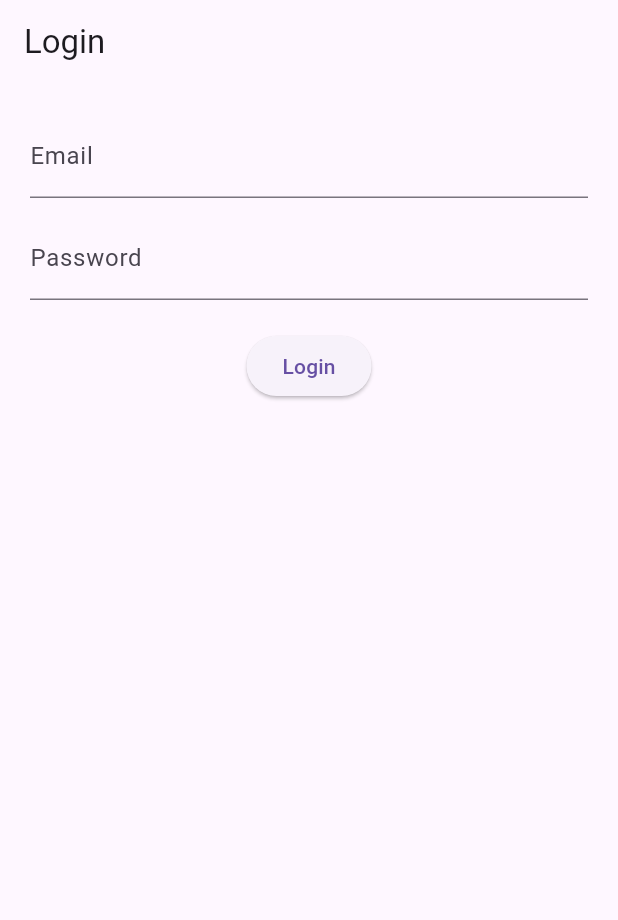
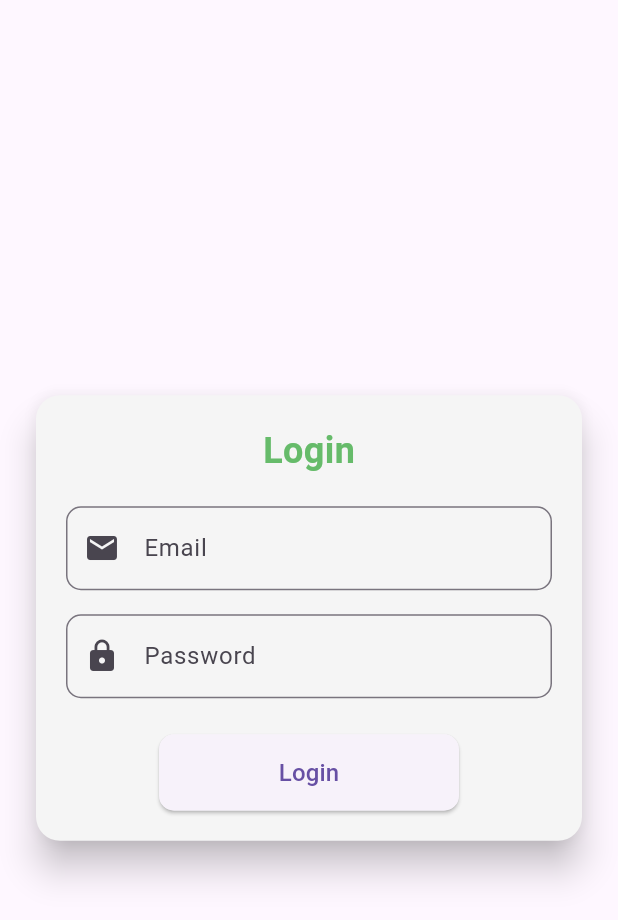
Before and after one commit to allenbiswas/app_with_backend, a Flutter app: the screen it shows after launch, on a phone screen of 412 x 824 dp. Shown: the top 920 px of the screen. Run offline on Flutter 3.47's test engine with Material 3 defaults, Android fonts, the phone set to English and light mode, and no system bars; our stand-ins replace go_router; accounts and stored records are empty.

Commit message:
update design

```diff
--- a/lib/page/home page/home.dart
+++ b/lib/page/home page/home.dart
@@ -82,10 +82,9 @@ class _HomeState extends State<Home> {
           );
         },
       ),
-      floatingActionButton: FloatingActionButton.extended(
+      floatingActionButton: FloatingActionButton(
         onPressed: () => context.go("/add"),
-        label: const Text("Add"),
-        icon: const Icon(Icons.add),
+        child: const Icon(Icons.add),
       ),
     );
   }
--- a/lib/page/login page/login.dart
+++ b/lib/page/login page/login_page.dart
@@ -2,6 +2,7 @@ import 'package:flutter/material.dart';
 import 'package:go_router/go_router.dart';
 import 'package:mobile_app/model/user_model.dart';
 import 'package:mobile_app/services/api_service.dart';
+import 'package:mobile_app/widget/login_card.dart';
 
 class LoginPage extends StatefulWidget {
   const LoginPage({super.key});
@@ -45,34 +46,15 @@ class _LoginPageState extends State<LoginPage> {
   @override
   Widget build(BuildContext context) {
     return Scaffold(
-      appBar: AppBar(title: const Text("Login")),
-      body: Padding(
-        padding: const EdgeInsets.all(20.0),
-        child: Column(
-          children: [
-            TextField(
-              controller: _emailController,
-              decoration: const InputDecoration(labelText: "Email"),
-            ),
-            const SizedBox(height: 12),
-            TextField(
-              controller: _passwordController,
-              obscureText: true,
-              decoration: const InputDecoration(labelText: "Password"),
-            ),
-            const SizedBox(height: 20),
-            if (_isLoading)
-              const CircularProgressIndicator()
-            else
-              ElevatedButton(
-                onPressed: _handleLogin,
-                child: const Text("Login"),
-              ),
-            if (_error != null) ...[
-              const SizedBox(height: 10),
-              Text(_error!, style: const TextStyle(color: Colors.red)),
-            ],
-          ],
+      body: Center(
+        child: LoginCard(
+          emailController: _emailController,
+          passwordController: _passwordController,
+          onSubmit: _handleLogin,
+          isLoading: _isLoading,
+          errorMessage: _error,
+          title: 'Login',
+          buttonText: 'Login',
         ),
       ),
     );
--- a/lib/routes/routes.dart
+++ b/lib/routes/routes.dart
@@ -2,7 +2,7 @@ import 'package:go_router/go_router.dart';
 import 'package:mobile_app/page/data%20add%20edit/add.dart';
 import 'package:mobile_app/page/data%20add%20edit/edit.dart';
 import 'package:mobile_app/page/home%20page/home.dart';
-import 'package:mobile_app/page/login%20page/login.dart';
+import 'package:mobile_app/page/login%20page/login_page.dart';
 
 final GoRouter router = GoRouter(
   routes: <GoRoute>[
--- /dev/null
+++ b/lib/widget/login_card.dart
@@ -0,0 +1,82 @@
+// lib/widgets/auth_card.dart
+import 'package:flutter/material.dart';
+
+class LoginCard extends StatelessWidget {
+  final TextEditingController emailController;
+  final TextEditingController passwordController;
+  final VoidCallback onSubmit;
+  final bool isLoading;
+  final String? errorMessage;
+  final String title;
+  final String buttonText;
+
+  const LoginCard({
+    super.key,
+    required this.emailController,
+    required this.passwordController,
+    required this.onSubmit,
+    required this.isLoading,
+    required this.title,
+    required this.buttonText,
+    this.errorMessage,
+  });
+
+  @override
+  Widget build(BuildContext context) {
+    return Center(
+      child: Card(
+        elevation: 10,
+        shape: RoundedRectangleBorder(borderRadius: BorderRadius.circular(16)),
+        color: Colors.grey[100],
+        margin: const EdgeInsets.symmetric(horizontal: 24),
+        child: Padding(
+          padding: const EdgeInsets.all(20),
+          child: Column(
+            mainAxisSize: MainAxisSize.min,
+            children: [
+              Text(
+                title,
+                style:  TextStyle(fontSize: 24, color: Colors.green[400], fontWeight: FontWeight.bold),
+              ),
+              const SizedBox(height: 20),
+              TextField(
+                controller: emailController,
+                decoration: InputDecoration(
+                  labelText: 'Email',
+                  prefixIcon: const Icon(Icons.email),
+                  border: OutlineInputBorder(borderRadius: BorderRadius.circular(10)),
+                ),
+              ),
+              const SizedBox(height: 16),
+              TextField(
+                controller: passwordController,
+                obscureText: true,
+                decoration: InputDecoration(
+                  labelText: 'Password',
+                  prefixIcon: const Icon(Icons.lock),
+                  border: OutlineInputBorder(borderRadius: BorderRadius.circular(10)),
+                ),
+              ),
+              const SizedBox(height: 24),
+                SizedBox(
+                  width: 200,
+                  child: ElevatedButton(
+                    onPressed: onSubmit,
+                    style: ElevatedButton.styleFrom(
+                      padding: const EdgeInsets.symmetric(vertical: 14),
+                      shape: RoundedRectangleBorder(borderRadius: BorderRadius.circular(10)),
+                    ),
+                    child: Text(buttonText, style: const TextStyle(fontSize: 16)),
+                  ),
+                ),
+              if (errorMessage != null) ...[
+                const SizedBox(height: 12),
+                Text(errorMessage!, style: const TextStyle(color: Colors.red)),
+              ]
+            ],
+          ),
+        ),
+      ),
+    );
+  }
+}
```
Also changed, not shown: lib/page/data add edit/add.dart (+20 -9 lines), lib/page/data add edit/edit.dart (+35 -8 lines).
